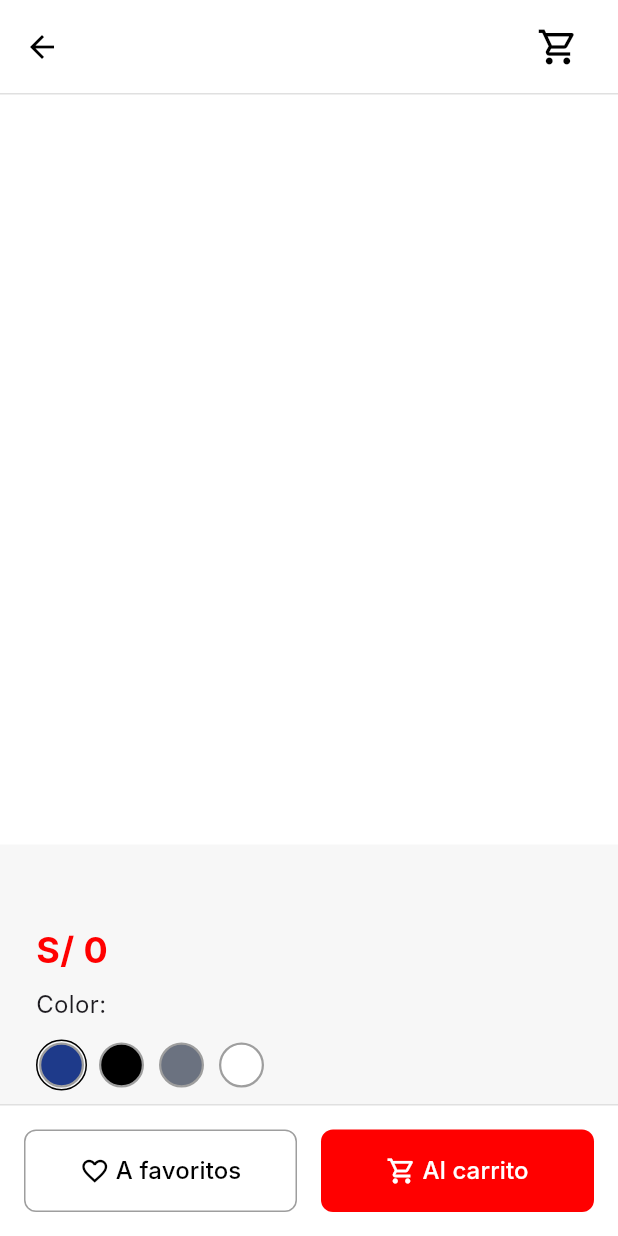
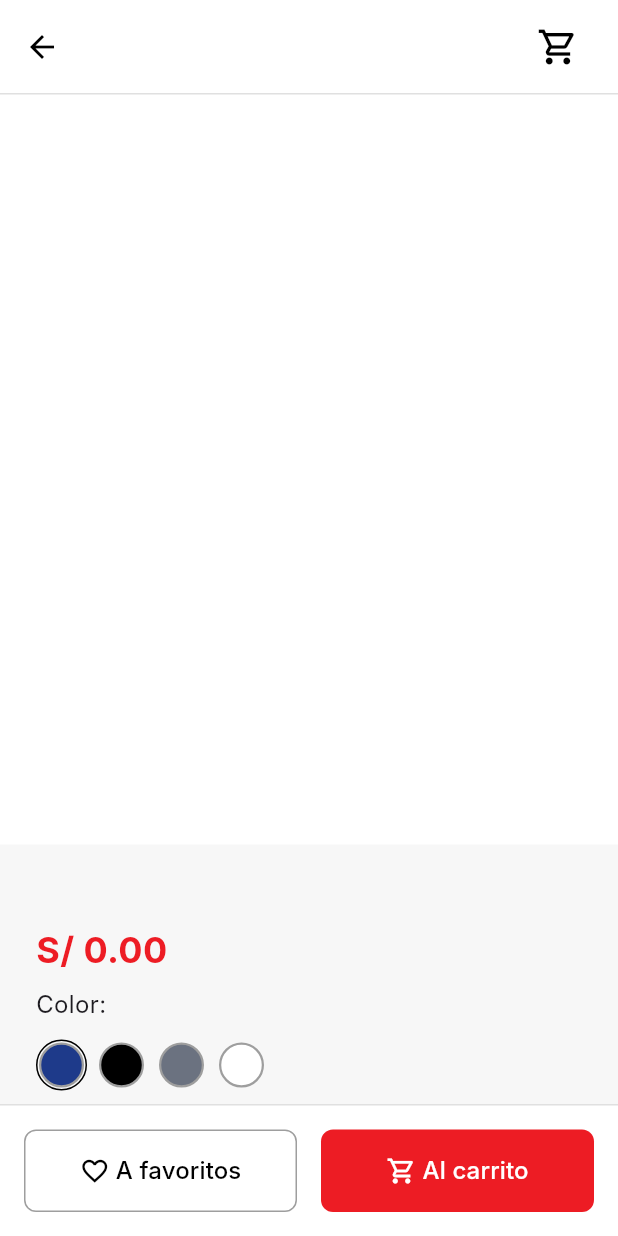
Before and after one commit to rod-yordan/lucky, a Flutter app: the DetallesProducto screen opened directly with empty values, on a phone screen of 412 x 824 dp. Run offline on Flutter 3.47's test engine with Material 3 defaults, Android fonts, the phone set to English and light mode, and no system bars; our stand-ins replace dio, go_router; network calls fail; Roboto replaces fonts that are missing (Inter).

Commit message:
corregido precio en detalle producto

```diff
--- a/lib/screens/detalles_producto.dart
+++ b/lib/screens/detalles_producto.dart
@@ -30,6 +30,18 @@ class _DetallesProductoState extends State<DetallesProducto> {
     {'nombre': 'Gris', 'codigo': Color(0xFF6B7280)},
     {'nombre': 'Blanco', 'codigo': Colors.white},
   ];
+
+  String _formatearPrecio(dynamic precio) {
+  if (precio == null) return '';
+
+  // Convertir a double si es necesario
+  double valor = precio is int
+      ? precio.toDouble()
+      : (precio is double ? precio : double.tryParse(precio.toString()) ?? 0);
+
+  // Formatear con 2 decimales
+  return valor.toStringAsFixed(2);
+}
 
   @override
   void dispose() {
@@ -148,7 +160,7 @@ class _DetallesProductoState extends State<DetallesProducto> {
                                     child: Container(
                                       padding: const EdgeInsets.all(4),
                                       decoration: const BoxDecoration(
-                                        color: Color(0xFFFF0000),
+                                        color: Color(0xFFED1C24),
                                         shape: BoxShape.circle,
                                       ),
                                       constraints: const BoxConstraints(
@@ -293,9 +305,9 @@ class _DetallesProductoState extends State<DetallesProducto> {
                             Row(
                               children: [
                                 Text(
-                                  'S/ ${producto['precio']}',
+                                  'S/ ${_formatearPrecio(producto['precio'])}',
                                   style: const TextStyle(
-                                    color: Color(0xFFFF0000),
+                                    color: Color(0xFFED1C24),
                                     fontSize: 24,
                                     fontWeight: FontWeight.bold,
                                   ),
@@ -309,7 +321,7 @@ class _DetallesProductoState extends State<DetallesProducto> {
                                     child: Stack(
                                       children: [
                                         Text(
-                                          'S/ ${producto['precioAntes']}',
+                                          'S/ ${_formatearPrecio(producto['precioAntes'])}',
                                           style: TextStyle(
                                             fontSize: 18,
                                             color: Colors.grey.shade700,
@@ -337,7 +349,7 @@ class _DetallesProductoState extends State<DetallesProducto> {
                                       vertical: 1,
                                     ),
                                     decoration: BoxDecoration(
-                                      color: const Color(0xFFFF0000),
+                                      color: const Color(0xFFED1C24),
                                       borderRadius: BorderRadius.circular(8),
                                     ),
                                     child: Text(
@@ -556,7 +568,7 @@ class _DetallesProductoState extends State<DetallesProducto> {
                         _mostrarMensajeConfirmacion(context);
                       },
                       style: ElevatedButton.styleFrom(
-                        backgroundColor: const Color(0xFFFF0000),
+                        backgroundColor: const Color(0xFFED1C24),
                         foregroundColor: Colors.white,
                         shape: RoundedRectangleBorder(
                           borderRadius: BorderRadius.circular(8),
--- a/lib/screens/iniciar_sesion.dart
+++ b/lib/screens/iniciar_sesion.dart
@@ -46,7 +46,7 @@ class _IniciarSesionState extends State<IniciarSesion> {
                 child: Column(
                   crossAxisAlignment: CrossAxisAlignment.start,
                   children: [
-                    const SizedBox(height: 32),
+                    const SizedBox(height: 24),
 
                     // Campo de correo
                     _campoTexto(
@@ -134,7 +134,7 @@ class _IniciarSesionState extends State<IniciarSesion> {
           label,
           style: const TextStyle(fontSize: 14, fontWeight: FontWeight.bold),
         ),
-        const SizedBox(height: 12),
+        const SizedBox(height: 8),
         Container(
           padding: const EdgeInsets.symmetric(horizontal: 16),
           decoration: BoxDecoration(
@@ -163,7 +163,7 @@ class _IniciarSesionState extends State<IniciarSesion> {
           'Contraseña',
           style: TextStyle(fontSize: 14, fontWeight: FontWeight.bold),
         ),
-        const SizedBox(height: 12),
+        const SizedBox(height: 8),
         Container(
           padding: const EdgeInsets.symmetric(horizontal: 16),
           decoration: BoxDecoration(
```
Also changed, not shown: lib/screens/registro_usuario.dart (+58 -6 lines).
